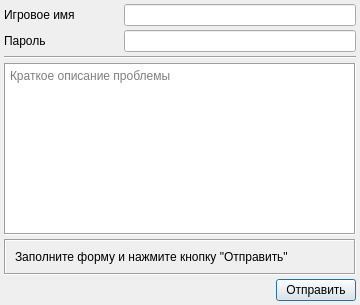
Before: the Qt Designer form feedbackdialog.ui in dngulin/ttyhlauncher, drawn with Qt 5.
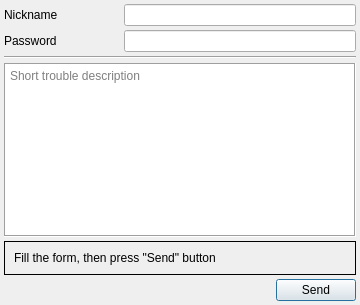
After: the same form once the commit is applied. Icons and pictures are not drawn.

Patch:
```diff
--- a/feedbackdialog.ui
+++ b/feedbackdialog.ui
@@ -41,14 +41,14 @@
      <item row="1" column="0">
       <widget class="QLabel" name="passLabel">
        <property name="text">
-        <string>Пароль</string>
+        <string>Password</string>
        </property>
       </widget>
      </item>
      <item row="0" column="0">
       <widget class="QLabel" name="nickLabel">
        <property name="text">
-        <string>Игровое имя</string>
+        <string>Nickname</string>
        </property>
       </widget>
      </item>
@@ -80,7 +80,7 @@
       <enum>QFrame::Sunken</enum>
      </property>
      <property name="placeholderText">
-      <string>Краткое описание проблемы</string>
+      <string>Short trouble description</string>
      </property>
     </widget>
    </item>
@@ -90,13 +90,13 @@
       <enum>QFrame::Box</enum>
      </property>
      <property name="frameShadow">
-      <enum>QFrame::Sunken</enum>
+      <enum>QFrame::Plain</enum>
      </property>
      <layout class="QGridLayout" name="gridLayout_2">
       <item row="0" column="0">
        <widget class="QLabel" name="messageLabel">
         <property name="text">
-         <string>Заполните форму и нажмите кнопку &quot;Отправить&quot;</string>
+         <string>Fill the form, then press &quot;Send&quot; button</string>
         </property>
        </widget>
       </item>
@@ -121,7 +121,7 @@
      <item>
       <widget class="QPushButton" name="sendButton">
        <property name="text">
-        <string>Отправить</string>
+        <string>Send</string>
        </property>
       </widget>
      </item>
```
Left out of the diff: 2 changed lines with no effect on the pictures.
